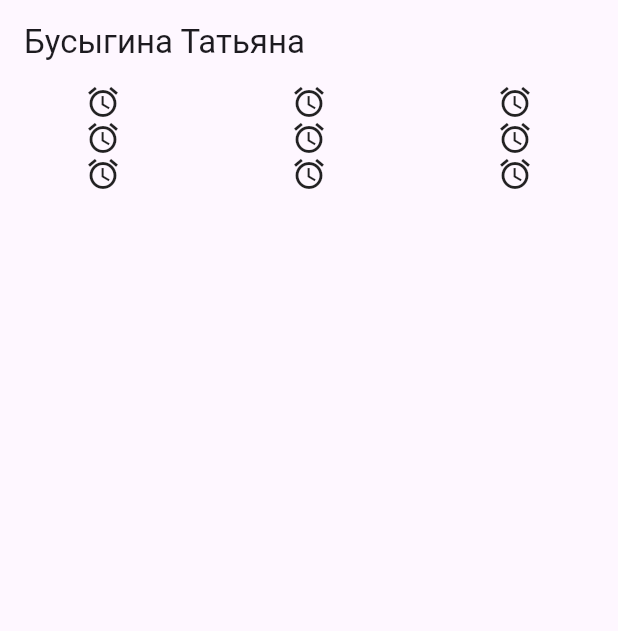
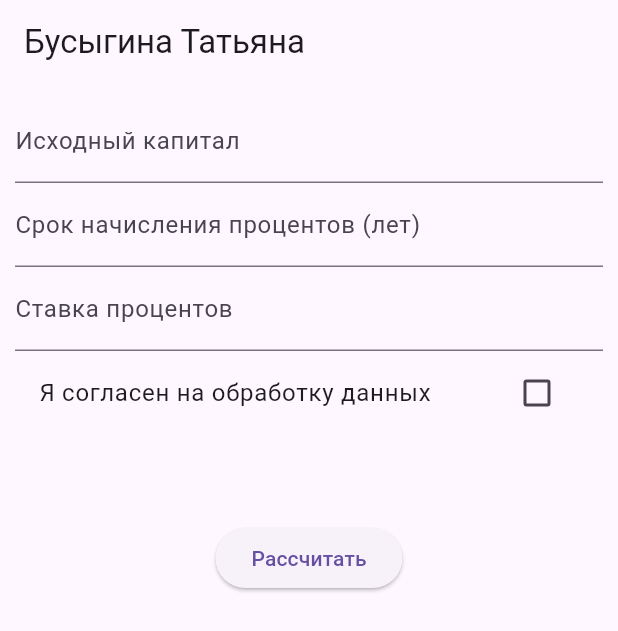
Before and after one commit to tOtiana23/Mobile-development, a Flutter app: the screen it shows after launch, on a phone screen of 412 x 824 dp. Shown: the top 631 px of the screen. Run offline on Flutter 3.47's test engine with Material 3 defaults, Android fonts, the light colour scheme and no system bars.

Commit message:
third lab

```diff
--- a/first_lab/lib/main.dart
+++ b/first_lab/lib/main.dart
@@ -1,62 +1,24 @@
+import 'package:first_lab/screens/second_screen.dart';
 import 'package:flutter/material.dart';
-import 'dart:math';
+
+import 'screens/first_screen.dart';
 
 void main() {
-  runApp(const MyApp());
+  runApp(const MainApp());
 }
 
-class MyApp extends StatefulWidget {
-  const MyApp({super.key});
-
-  @override
-  State<MyApp> createState() => _MyAppState();
-}
-
-class _MyAppState extends State<MyApp> {
-  final List<IconData> icons = [ //определяем какие иконки могут быть
-    Icons.access_alarm,
-    Icons.accessibility_new,
-    Icons.ac_unit,
-    Icons.account_circle,
-    Icons.ad_units,
-    Icons.airplanemode_active,
-    Icons.all_inbox,
-    Icons.android,
-    Icons.apartment,
-    Icons.archive,
-  ];
-
-  ///Выбираем рандомно иконку
-  IconData getRandomIcon() {
-    final random = Random();
-    return icons[random.nextInt(icons.length)];
-  }
+class MainApp extends StatelessWidget {
+  const MainApp({super.key});
 
   @override
   Widget build(BuildContext context) {
     return MaterialApp(
       debugShowCheckedModeBanner: false,
-      home: Scaffold(
-        appBar: AppBar(
-          title: Text('Бусыгина Татьяна'),
-        ),
-        body: Column(
-          children: [
-            Row(
-              mainAxisAlignment: MainAxisAlignment.spaceAround,
-              children: List.generate(3, (_) => Icon(getRandomIcon())),
-            ),
-            Row(
-              mainAxisAlignment: MainAxisAlignment.spaceAround,
-              children: List.generate(3, (_) => Icon(getRandomIcon())),
-            ),
-            Row(
-              mainAxisAlignment: MainAxisAlignment.spaceAround,
-              children: List.generate(3, (_) => Icon(getRandomIcon())),
-            ),
-          ],
-        ),
-      ),
+      title: 'Бусыгина Татьяна. Калькулятор простых процентов',
+      home: FirstScreen(),
+      routes: {
+        '/second' : (context) => const SecondScreen(),
+      }
     );
   }
 }
--- /dev/null
+++ b/first_lab/lib/screens/first_screen.dart
@@ -0,0 +1,147 @@
+import 'package:flutter/material.dart';
+
+class FirstScreen extends StatefulWidget {
+  @override
+  _FirstScreenState createState() => _FirstScreenState();
+}
+
+class _FirstScreenState extends State<FirstScreen> {
+  final _formKey = GlobalKey<FormState>();
+
+  bool _agreement = false;
+
+  final _capitalController = TextEditingController();
+  final _periodController = TextEditingController();
+  final _rateController = TextEditingController();
+
+  @override
+  Widget build(BuildContext context) {
+    return Scaffold(
+      appBar: AppBar(title: const Text('Бусыгина Татьяна')),
+      body: Padding(
+        padding: const EdgeInsets.all(10.0),
+        child: Form(
+          key: _formKey,
+          child: SingleChildScrollView(
+            child: Column(
+              children: [
+                TextFormField(
+                  controller: _capitalController,
+                  keyboardType: TextInputType.number,
+                  decoration: const InputDecoration(
+                    labelText: 'Исходный капитал',
+                  ),
+                  validator: (value) {
+                    if (value == null || value.isEmpty) {
+                      return 'Введите исходный капитал';
+                    }
+
+                    if (double.tryParse(value) == null) {
+                      return 'Введите корректное число';
+                    }
+
+                    if (double.parse(value) < 0) {
+                      return 'Число не может быть отрицательным';
+                    }
+
+                    return null;
+                  },
+                ),
+
+                TextFormField(
+                  controller: _periodController,
+                  keyboardType: TextInputType.number,
+                  decoration: const InputDecoration(
+                    labelText: 'Срок начисления процентов (лет)',
+                  ),
+                  validator: (value) {
+                    if (value == null || value.isEmpty) {
+                      return 'Введите срок начисления процентов';
+                    }
+
+                    if (double.tryParse(value) == null) {
+                      return 'Введите корректное число';
+                    }
+
+                    if (double.parse(value) < 0) {
+                      return 'Число не может быть отрицательным';
+                    }
+
+                    return null;
+                  },
+                ),
+
+                TextFormField(
+                  controller: _rateController,
+                  keyboardType: TextInputType.number,
+                  decoration: const InputDecoration(
+                    labelText: 'Ставка процентов',
+                  ),
+                  validator: (value) {
+                    if (value == null || value.isEmpty) {
+                      return 'Введите ставку процентов';
+                    }
+
+                    if (double.tryParse(value) == 0) {
+                      return 'Введите корректное число';
+                    }
+
+                    if (double.parse(value) < 0) {
+                      return 'Число не может быть отрицательным';
+                    }
+
+                    return null;
+                  },
+                ),
+
+                CheckboxListTile(
+                  value: _agreement,
+                  onChanged: (bool? value) {
+                    setState(() {
+                      _agreement = value ?? false;
+                    });
+                  },
+                  title: const Text('Я согласен на обработку данных'),
+                ),
+                const SizedBox(height: 50),
+                Padding(
+                  padding: const EdgeInsets.all(8.0),
+                  child: ElevatedButton(
+                    onPressed: () {
+                      if (_formKey.currentState!.validate() && _agreement) {
+                        Navigator.pushNamed(
+                          context,
+                          '/second',
+                          arguments: {
+                            'capital': double.parse(_capitalController.text),
+                            'period': double.parse(_periodController.text),
+                            'rate': double.parse(_rateController.text),
+                          },
+                        );
+                      } else if (!_agreement) {
+                        ScaffoldMessenger.of(context).showSnackBar(
+                          SnackBar(
+                            content: Text(
+                              'Необходимо дать согласие на обработку данных',
+                              style: TextStyle(
+                                fontSize: 18.0,
+                                fontWeight: FontWeight.bold,
+                            ),
+                            ),
+                            duration: Duration(seconds: 1),
+                            backgroundColor: Color.fromARGB(255, 252, 158, 172),
+                          ),
+                        );
+                      }
+                    },
+                    child: const Text('Рассчитать'),
+                  ),
+                ),
+              ],
+            ),
+          ),
+        ),
+      ),
+    );
+  }
+}
```
Also changed, not shown: first_lab/lib/screens/second_screen.dart (added, +44 -0 lines), 1 other file.
